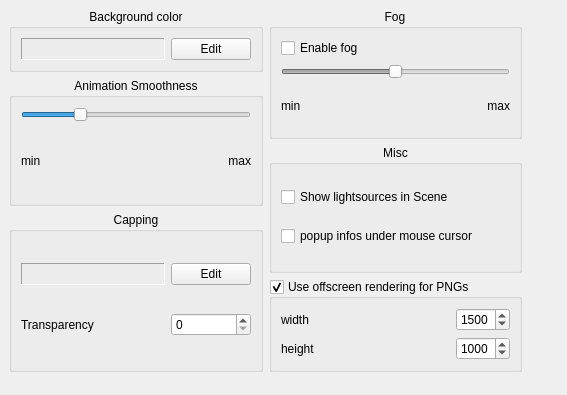
BALL-Project/ball, file source/VIEW/DIALOGS/stageSettings.ui: the form before one commit.
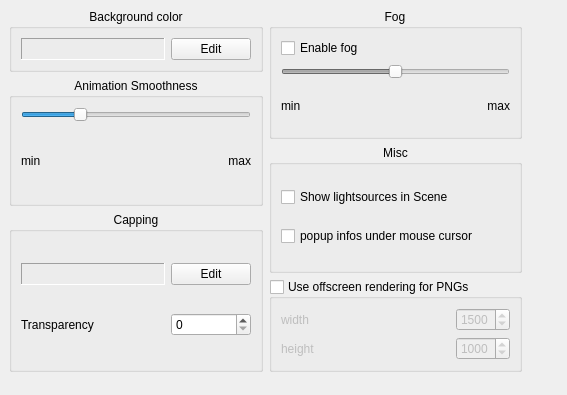
The form after the commit.

```diff
--- a/source/VIEW/DIALOGS/stageSettings.ui
+++ b/source/VIEW/DIALOGS/stageSettings.ui
@@ -49,6 +49,9 @@
        <property name="checkable" >
         <bool>true</bool>
        </property>
+       <property name="checked" >
+        <bool>false</bool>
+       </property>
        <layout class="QGridLayout" >
         <property name="margin" >
          <number>9</number>
```
